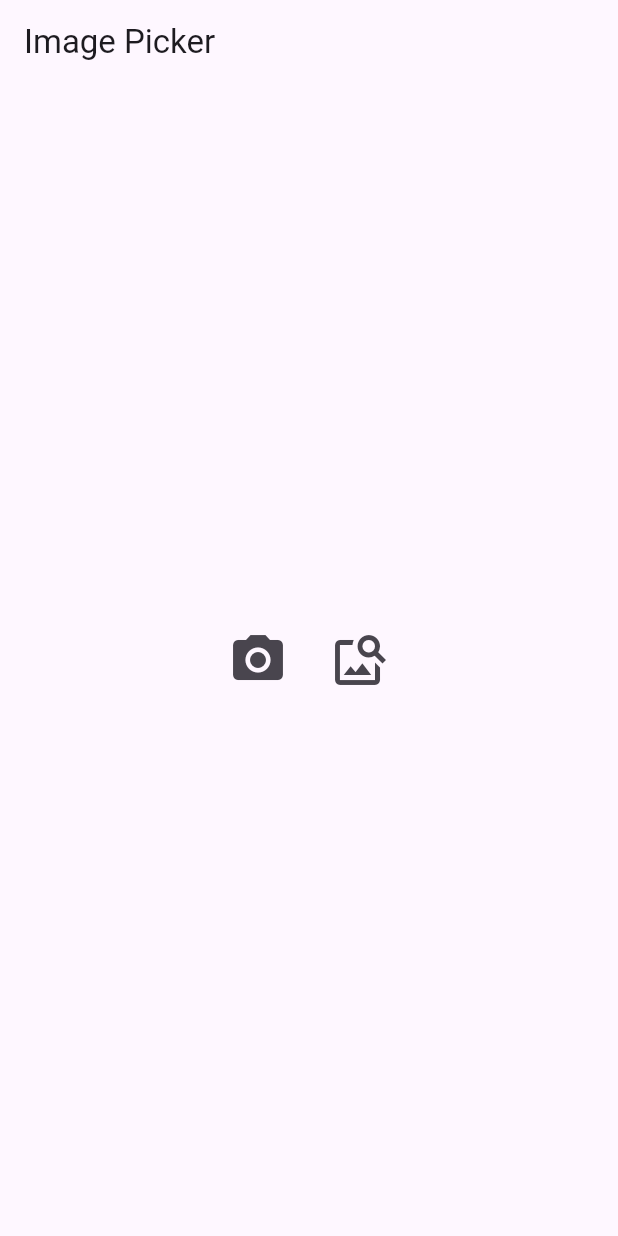
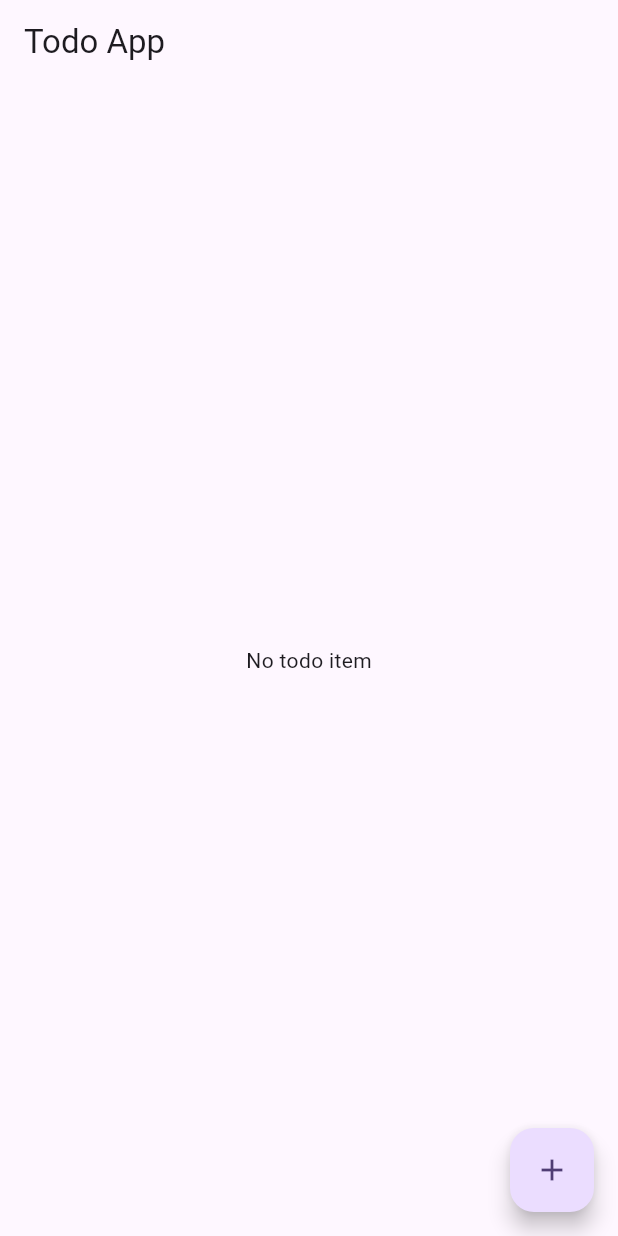
Before and after one commit to thiago-dsd/bloc_classes, a Flutter app: the screen it shows after launch, on a phone screen of 412 x 824 dp. Run offline on Flutter 3.47's test engine with Material 3 defaults, Android fonts, the phone set to English and light mode, and no system bars; our stand-ins replace bloc, equatable, flutter_bloc, image_picker.

Commit message:
Create todo list example.

```diff
--- /dev/null
+++ b/lib/bloc/bloc/todo_bloc.dart
@@ -0,0 +1,26 @@
+import 'package:bloc/bloc.dart';
+import 'package:equatable/equatable.dart';
+
+part 'todo_event.dart';
+part 'todo_state.dart';
+
+class TodoBloc extends Bloc<TodoEvent, TodoState> {
+  final List<String> todosList = [];
+
+  TodoBloc() : super(const TodoState()) {
+    on<TodoEvent>((event, emit) {
+      on<AddTodoEvent>(_addTodoEvent);
+      on<RemoveTodoEvent>(_removeTodoEvent);
+    });
+  }
+
+  void _addTodoEvent(AddTodoEvent event, Emitter<TodoState> emit) {
+    todosList.add(event.task);
+    emit(state.copyWith(list: List.from(todosList)));
+  }
+
+  void _removeTodoEvent(RemoveTodoEvent event, Emitter<TodoState> emit) {
+    todosList.remove(event.task);
+    emit(state.copyWith(list: List.from(todosList)));
+  }
+}
--- /dev/null
+++ b/lib/bloc/bloc/todo_event.dart
@@ -0,0 +1,23 @@
+part of 'todo_bloc.dart';
+
+sealed class TodoEvent extends Equatable {
+  const TodoEvent();
+}
+
+class AddTodoEvent extends TodoEvent {
+  final String task;
+
+  const AddTodoEvent({required this.task});
+
+  @override
+  List<Object> get props => [task];
+}
+
+class RemoveTodoEvent extends TodoEvent {
+  final String task;
+
+  const RemoveTodoEvent({required this.task});
+
+  @override
+  List<Object> get props => [];
+}
--- /dev/null
+++ b/lib/bloc/bloc/todo_state.dart
@@ -0,0 +1,14 @@
+part of 'todo_bloc.dart';
+
+class TodoState extends Equatable {
+  final List<String?> list;
+
+  const TodoState({this.list = const []});
+
+  TodoState copyWith({List<String>? list}) {
+    return TodoState(list: list ?? this.list);
+  }
+
+  @override
+  List<Object> get props => [list];
+}
--- a/lib/main.dart
+++ b/lib/main.dart
@@ -1,6 +1,7 @@
+import 'package:bloc_classes/bloc/bloc/todo_bloc.dart';
 import 'package:bloc_classes/bloc/image_picker/image_picker_bloc.dart';
 import 'package:bloc_classes/bloc/switch/switch_bloc.dart';
-import 'package:bloc_classes/ui/image_picker/image_picker_screen.dart';
+import 'package:bloc_classes/ui/todo/to_do_screen.dart';
 import 'package:bloc_classes/utils/image_picker_utils.dart';
 import 'package:flutter/material.dart';
 import 'package:flutter_bloc/flutter_bloc.dart';
@@ -26,6 +27,9 @@
         BlocProvider(
           create: (_) => ImagePickerBloc(ImagePickerUtils()),
         ),
+        BlocProvider(
+          create: (_) => TodoBloc(),
+        ),
       ],
       child: MaterialApp(
         title: 'Flutter Demo',
@@ -33,7 +37,7 @@
           colorScheme: ColorScheme.fromSeed(seedColor: Colors.deepPurple),
           useMaterial3: true,
         ),
-        home: const ImagePickerScreen(),
+        home: const ToDoScreen(),
       ),
     );
   }
--- /dev/null
+++ b/lib/ui/todo/to_do_screen.dart
@@ -0,0 +1,56 @@
+import 'package:bloc_classes/bloc/bloc/todo_bloc.dart';
+import 'package:flutter/material.dart';
+import 'package:flutter_bloc/flutter_bloc.dart';
+
+class ToDoScreen extends StatefulWidget {
+  const ToDoScreen({super.key});
+
+  @override
+  State<ToDoScreen> createState() => _ToDoScreenState();
+}
+
+class _ToDoScreenState extends State<ToDoScreen> {
+  @override
+  Widget build(BuildContext context) {
+    return Scaffold(
+      appBar: AppBar(
+        title: const Text("Todo App"),
+      ),
+      body: BlocBuilder<TodoBloc, TodoState>(
+        builder: (context, state) {
+          if (state.list.isEmpty) {
+            return const Center(child: Text("No todo item"));
+          } else if (state.list.isNotEmpty) {
+            return ListView.builder(
+                itemCount: state.list.length,
+                itemBuilder: (context, index) {
+                  final String currentTask = state.list[index]!;
+                  return ListTile(
+                    title: Text(currentTask),
+                    trailing: IconButton(
+                        onPressed: () {
+                          context
+                              .read<TodoBloc>()
+                              .add(RemoveTodoEvent(task: currentTask));
+                        },
+                        icon: const Icon(Icons.delete)),
+                  );
+                });
+          } else {
+            return const SizedBox();
+          }
+        },
+      ),
+      floatingActionButton: FloatingActionButton(
+        onPressed: () {
+          for (int i = 0; i < 5; i++) {
+            context
+                .read<TodoBloc>()
+                .add(AddTodoEvent(task: "Task ${i.toString()}"));
+          }
+        },
+        child: const Icon(Icons.add),
+      ),
+    );
+  }
+}
```
